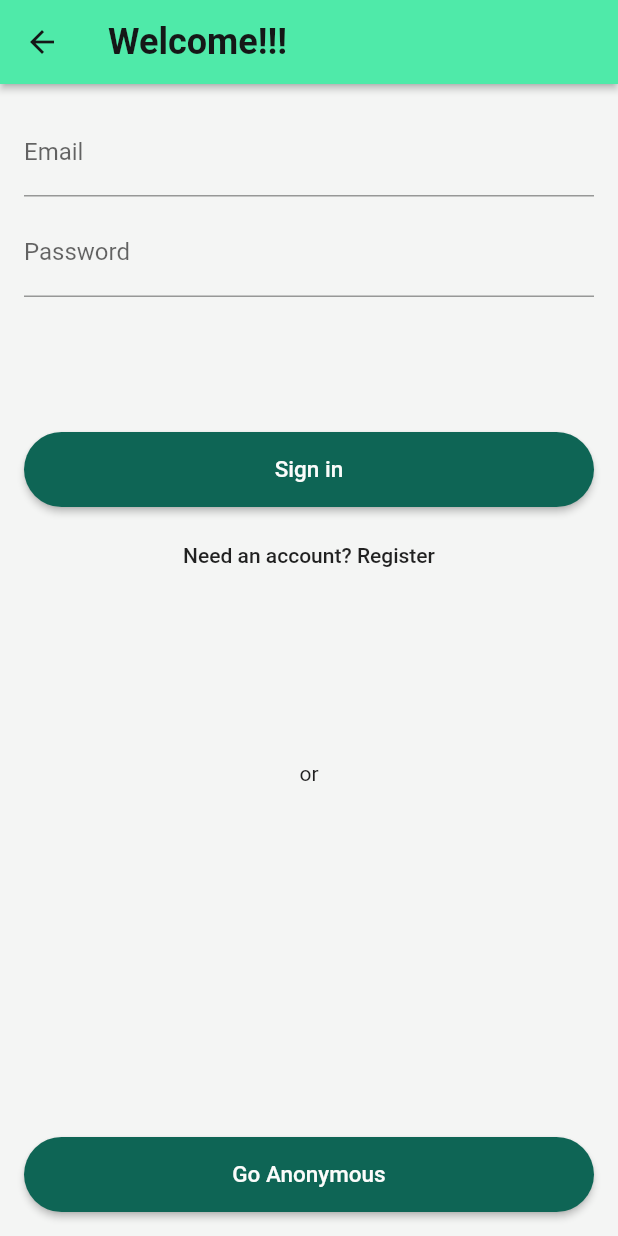
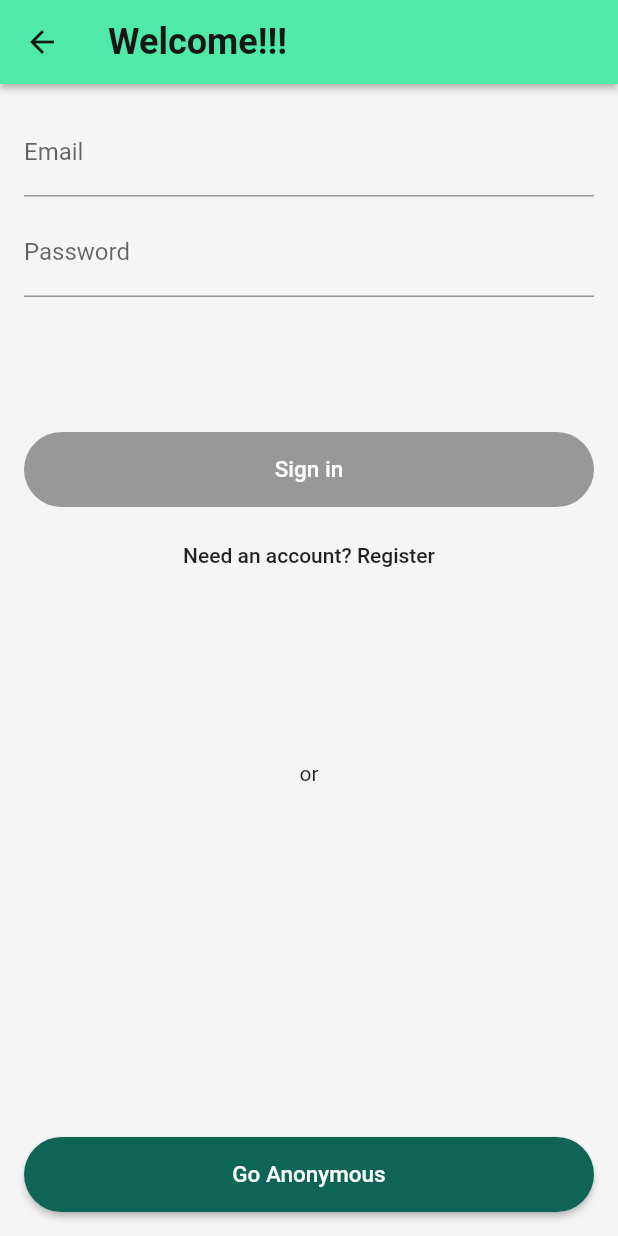
Before and after one commit to syncier/la_isla_bonita_ui, a Flutter app: the SignInPage screen opened directly with empty values, on a phone screen of 412 x 824 dp. Run offline on Flutter 3.47's test engine with Material 2 defaults, Android fonts, the phone set to English and light mode, and no system bars; our stand-ins replace firebase_auth, firebase_core; accounts and stored records are empty.

Commit message:
[IP-51]: add sign in and create account forms validation

```diff
--- a/lib/app/app_feed_page.dart
+++ b/lib/app/app_feed_page.dart
@@ -2,8 +2,7 @@ import 'package:flutter/material.dart';
 import 'package:la_isla_Bonita_ui/services/auth.dart';
 
 class AppFeedPage extends StatelessWidget {
-  const AppFeedPage({Key key, @required this.auth})
-      : super(key: key);
+  const AppFeedPage({Key key, @required this.auth}) : super(key: key);
   final AuthBase auth;
 
   void _signOut() async {
--- a/lib/app/landing_page.dart
+++ b/lib/app/landing_page.dart
@@ -18,8 +18,7 @@ class LandingPage extends StatelessWidget {
             if (user == null) {
               return SignInPage(auth: auth);
             }
-            return AppFeedPage(
-                auth: auth);
+            return AppFeedPage(auth: auth);
           }
           return Scaffold(
             body: Center(
--- a/lib/app/sign_in/email_sign_in_form.dart
+++ b/lib/app/sign_in/email_sign_in_form.dart
@@ -1,10 +1,11 @@
 import 'package:flutter/material.dart';
 import 'package:la_isla_Bonita_ui/app/sign_in/sign_in_button.dart';
+import 'package:la_isla_Bonita_ui/app/sign_in/validators.dart';
 import 'package:la_isla_Bonita_ui/services/auth.dart';
 
 enum EmailSignInFormType { signIn, register }
 
-class EmailSignInForm extends StatefulWidget {
+class EmailSignInForm extends StatefulWidget with EmailAndPasswordValidators {
   EmailSignInForm({@required this.auth});
   final AuthBase auth;
   @override
@@ -14,13 +15,19 @@ class EmailSignInForm extends StatefulWidget {
 class _EmailSignInFormState extends State<EmailSignInForm> {
   final TextEditingController _emailController = TextEditingController();
   final TextEditingController _passwordController = TextEditingController();
+  final FocusNode _emailFocusNode = FocusNode();
+  final FocusNode _passwordFocusNode = FocusNode();
 
   String get _email => _emailController.text;
   String get _password => _passwordController.text;
 
   EmailSignInFormType _formType = EmailSignInFormType.signIn;
+  bool _submitted = false;
 
   void _submit() async {
+    setState(() {
+      _submitted = true;
+    });
     try {
       if (_formType == EmailSignInFormType.signIn) {
         await widget.auth.signInWithEmailAndPassword(_email, _password);
@@ -33,8 +40,13 @@ class _EmailSignInFormState extends State<EmailSignInForm> {
     }
   }
 
+  void _emailEditingComplete() {
+    FocusScope.of(context).requestFocus(_passwordFocusNode);
+  }
+
   void _toggleFormType() {
     setState(() {
+      _submitted = false;
       _formType = _formType == EmailSignInFormType.signIn
           ? EmailSignInFormType.register
           : EmailSignInFormType.signIn;
@@ -51,25 +63,52 @@ class _EmailSignInFormState extends State<EmailSignInForm> {
         ? 'Need an account? Register'
         : 'Have an account? Sign in';
 
+    bool submitEnabled = widget.emailValidator.isValid(_email) &&
+        widget.passwordValidator.isValid(_password);
+
     return [
-      TextField(
-        controller: _emailController,
-        decoration: InputDecoration(
-          labelText: 'Email',
-          hintText: 'test@test.com',
-        ),
-      ),
+      _buildEmailTextField(),
       SizedBox(height: 8.0),
-      TextField(
-        controller: _passwordController,
-        decoration: InputDecoration(labelText: 'Password'),
-        obscureText: true,
-      ),
+      _buildPasswordTextField(),
       SizedBox(height: 90.0),
-      SignInButton(text: primaryText, onPressed: _submit),
+      SignInButton(
+          text: primaryText, onPressed: submitEnabled ? _submit : null),
       SizedBox(height: 8.0),
       FlatButton(onPressed: _toggleFormType, child: Text(secondaryText))
     ];
+  }
+
+  TextField _buildPasswordTextField() {
+    bool showErrorText =
+        _submitted && !widget.emailValidator.isValid(_password);
+    return TextField(
+      controller: _passwordController,
+      focusNode: _passwordFocusNode,
+      decoration: InputDecoration(
+          labelText: 'Password',
+          errorText: showErrorText ? widget.invalidPasswordErrorText : null),
+      obscureText: true,
+      textInputAction: TextInputAction.done,
+      onChanged: (password) => _updateState(),
+      onEditingComplete: _submit,
+    );
+  }
+
+  TextField _buildEmailTextField() {
+    bool showErrorText = _submitted && !widget.emailValidator.isValid(_email);
+    return TextField(
+      controller: _emailController,
+      focusNode: _emailFocusNode,
+      decoration: InputDecoration(
+          labelText: 'Email',
+          hintText: 'test@test.com',
+          errorText: showErrorText ? widget.invalidEmailErrorText : null),
+      autocorrect: false,
+      keyboardType: TextInputType.emailAddress,
+      textInputAction: TextInputAction.next,
+      onChanged: (email) => _updateState(),
+      onEditingComplete: _emailEditingComplete,
+    );
   }
 
   @override
@@ -81,4 +120,8 @@ class _EmailSignInFormState extends State<EmailSignInForm> {
       children: _buildChildren(),
     );
   }
+
+  _updateState() {
+    setState(() {});
+  }
 }
--- /dev/null
+++ b/lib/app/sign_in/validators.dart
@@ -0,0 +1,17 @@
+abstract class StringValidator {
+  bool isValid(String valid);
+}
+
+class NonEmptyStringValidator implements StringValidator {
+  @override
+  bool isValid(String value) {
+    return value.isNotEmpty;
+  }
+}
+
+class EmailAndPasswordValidators {
+  final StringValidator emailValidator = NonEmptyStringValidator();
+  final StringValidator passwordValidator = NonEmptyStringValidator();
+  final String invalidEmailErrorText = 'Email can\'t be empty';
+  final String invalidPasswordErrorText = 'Password can\'t be empty';
+}
--- a/lib/services/auth.dart
+++ b/lib/services/auth.dart
@@ -10,7 +10,6 @@ abstract class AuthBase {
 }
 
 class Auth implements AuthBase {
-
   final _firebaseAuth = FirebaseAuth.instance;
 
   @override
```
